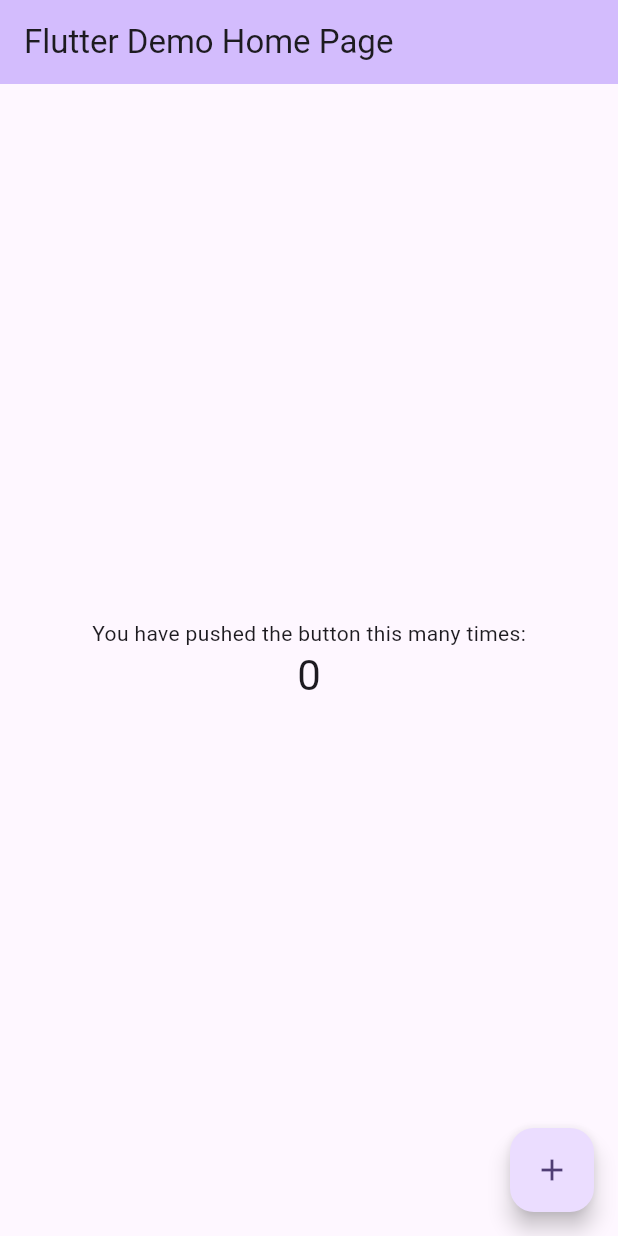
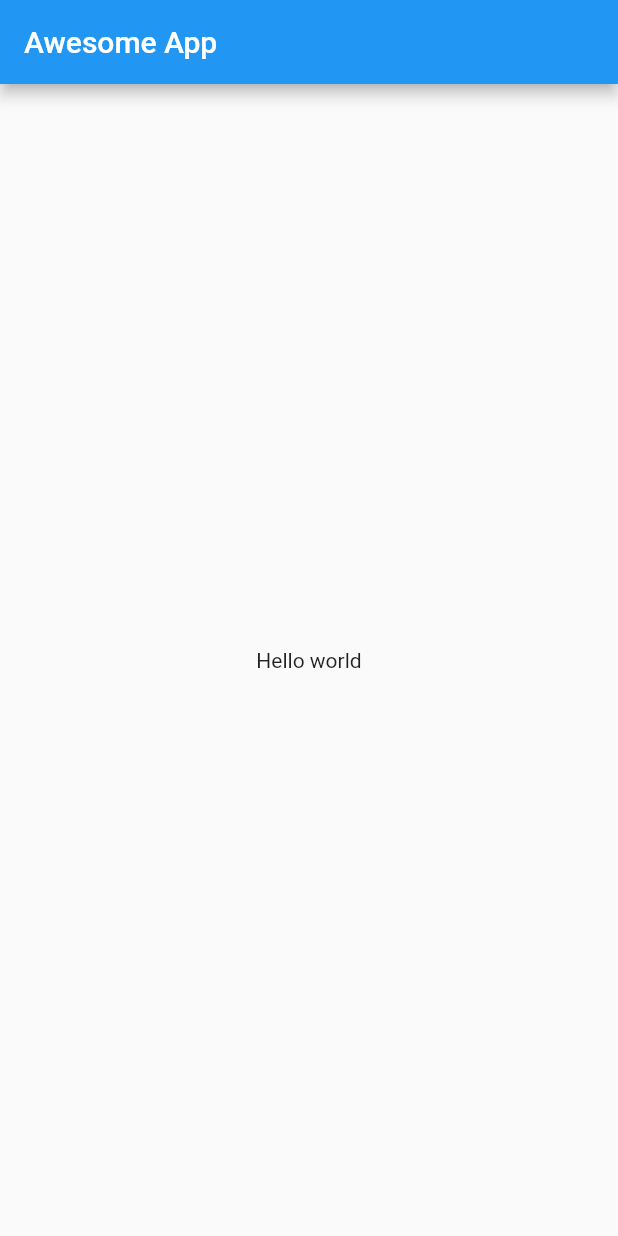
Before and after one commit to sufiyan2401/Flutter---Dart-First-Project, a Flutter app: the screen it shows after launch, on a phone screen of 412 x 824 dp. Run offline on Flutter 3.47's test engine with Material 2 defaults, Android fonts, the phone set to English and light mode, and no system bars.

Commit message:
tutorial 1

```diff
--- a/lib/main.dart
+++ b/lib/main.dart
@@ -1,125 +1,30 @@
 import 'package:flutter/material.dart';
+import 'package:flutter/cupertino.dart';
 
 void main() {
-  runApp(const MyApp());
+  runApp(MaterialApp(
+    title: "Awesome App",
+    home: HomePage(),
+  ));
 }
 
-class MyApp extends StatelessWidget {
-  const MyApp({super.key});
-
-  // This widget is the root of your application.
+// StatelessWidget in js this is a props which get some values
+// stl short method for creating a fucntion
+class HomePage extends StatelessWidget {
   @override
   Widget build(BuildContext context) {
-    return MaterialApp(
-      title: 'Flutter Demo',
-      theme: ThemeData(
-        // This is the theme of your application.
-        //
-        // TRY THIS: Try running your application with "flutter run". You'll see
-        // the application has a blue toolbar. Then, without quitting the app,
-        // try changing the seedColor in the colorScheme below to Colors.green
-        // and then invoke "hot reload" (save your changes or press the "hot
-        // reload" button in a Flutter-supported IDE, or press "r" if you used
-        // the command line to start the app).
-        //
-        // Notice that the counter didn't reset back to zero; the application
-        // state is not lost during the reload. To reset the state, use hot
-        // restart instead.
-        //
-        // This works for code too, not just values: Most code changes can be
-        // tested with just a hot reload.
-        colorScheme: ColorScheme.fromSeed(seedColor: Colors.deepPurple),
-        useMaterial3: true,
+    return Scaffold(
+      // This is Head of mobile
+      appBar: AppBar(
+        title: Text("Awesome App"),
       ),
-      home: const MyHomePage(title: 'Flutter Demo Home Page'),
+      // This is  Closing Head of mobile x-----------xx-----------xx
+
+      // This is start of container
+      // there are two thing in the container which is child & container
+      body: Container(
+        child: Center(child: Text("Hello world")),
+      ),
     );
   }
 }
-
-class MyHomePage extends StatefulWidget {
-  const MyHomePage({super.key, required this.title});
-
-  // This widget is the home page of your application. It is stateful, meaning
-  // that it has a State object (defined below) that contains fields that affect
-  // how it looks.
-
-  // This class is the configuration for the state. It holds the values (in this
-  // case the title) provided by the parent (in this case the App widget) and
-  // used by the build method of the State. Fields in a Widget subclass are
-  // always marked "final".
-
-  final String title;
-
-  @override
-  State<MyHomePage> createState() => _MyHomePageState();
-}
-
-class _MyHomePageState extends State<MyHomePage> {
-  int _counter = 0;
-
-  void _incrementCounter() {
-    setState(() {
-      // This call to setState tells the Flutter framework that something has
-      // changed in this State, which causes it to rerun the build method below
-      // so that the display can reflect the updated values. If we changed
-      // _counter without calling setState(), then the build method would not be
-      // called again, and so nothing would appear to happen.
-      _counter++;
-    });
-  }
-
-  @override
-  Widget build(BuildContext context) {
-    // This method is rerun every time setState is called, for instance as done
-    // by the _incrementCounter method above.
-    //
-    // The Flutter framework has been optimized to make rerunning build methods
-    // fast, so that you can just rebuild anything that needs updating rather
-    // than having to individually change instances of widgets.
-    return Scaffold(
-      appBar: AppBar(
-        // TRY THIS: Try changing the color here to a specific color (to
-        // Colors.amber, perhaps?) and trigger a hot reload to see the AppBar
-        // change color while the other colors stay the same.
-        backgroundColor: Theme.of(context).colorScheme.inversePrimary,
-        // Here we take the value from the MyHomePage object that was created by
-        // the App.build method, and use it to set our appbar title.
-        title: Text(widget.title),
-      ),
-      body: Center(
-        // Center is a layout widget. It takes a single child and positions it
-        // in the middle of the parent.
-        child: Column(
-          // Column is also a layout widget. It takes a list of children and
-          // arranges them vertically. By default, it sizes itself to fit its
-          // children horizontally, and tries to be as tall as its parent.
-          //
-          // Column has various properties to control how it sizes itself and
-          // how it positions its children. Here we use mainAxisAlignment to
-          // center the children vertically; the main axis here is the vertical
-          // axis because Columns are vertical (the cross axis would be
-          // horizontal).
-          //
-          // TRY THIS: Invoke "debug painting" (choose the "Toggle Debug Paint"
-          // action in the IDE, or press "p" in the console), to see the
-          // wireframe for each widget.
-          mainAxisAlignment: MainAxisAlignment.center,
-          children: <Widget>[
-            const Text(
-              'You have pushed the button this many times:',
-            ),
-            Text(
-              '$_counter',
-              style: Theme.of(context).textTheme.headlineMedium,
-            ),
-          ],
-        ),
-      ),
-      floatingActionButton: FloatingActionButton(
-        onPressed: _incrementCounter,
-        tooltip: 'Increment',
-        child: const Icon(Icons.add),
-      ), // This trailing comma makes auto-formatting nicer for build methods.
-    );
-  }
-}
```
